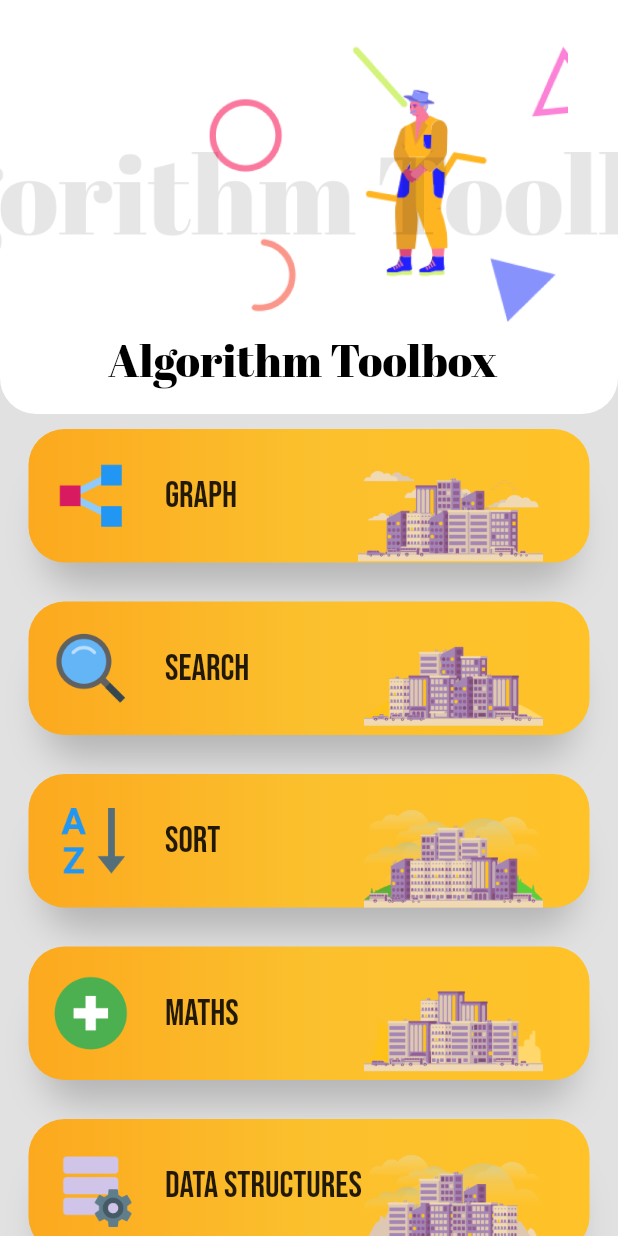
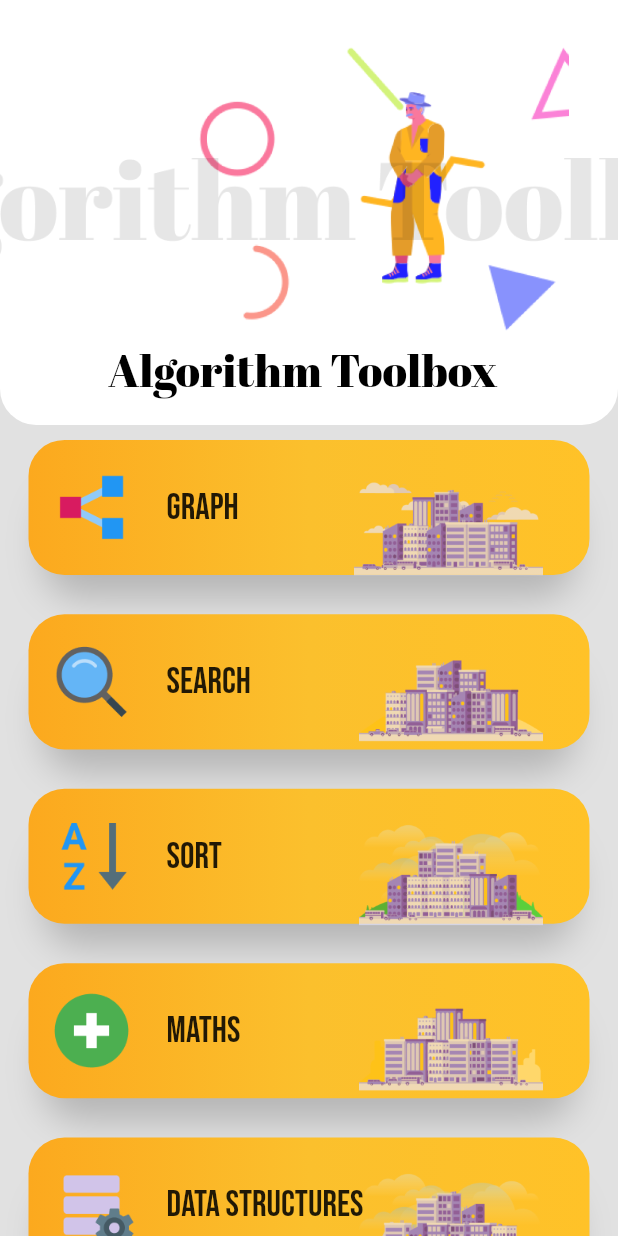
Before and after one commit to Hash-Studios/algoking, a Flutter app: the screen it shows after launch, on a phone screen of 412 x 824 dp. Run offline on Flutter 3.47's test engine with Material 2 defaults, Android fonts, the phone set to English and light mode, and no system bars; our stand-ins replace backdrop, flutter_screenutil, google_fonts.

Commit message:
fixed main ui scaling, added title text in code screen

```diff
--- a/app/lib/main.dart
+++ b/app/lib/main.dart
@@ -1,11 +1,22 @@
 import 'package:flutter/material.dart';
 import 'package:flutter/services.dart';
 import 'package:google_fonts/google_fonts.dart';
-
+import 'package:flutter_screenutil/flutter_screenutil.dart';
 import 'screens/code.dart';
 
 void main() {
-  runApp(MyApp());
+  runApp(Home());
+}
+
+class Home extends StatelessWidget {
+  @override
+  Widget build(BuildContext context) {
+    return MaterialApp(
+        debugShowCheckedModeBanner: false,
+        theme: ThemeData(primarySwatch: Colors.grey),
+        color: Colors.grey,
+        home: MyApp());
+  }
 }
 
 class MyApp extends StatefulWidget {
@@ -131,12 +142,9 @@ class _MyAppState extends State<MyApp> {
 
   @override
   Widget build(BuildContext context) {
+    ScreenUtil.init(context, height: 1440, width: 720, allowFontScaling: true);
     numbers.shuffle();
-    return MaterialApp(
-      debugShowCheckedModeBanner: false,
-      theme: ThemeData(primarySwatch: Colors.grey),
-      color: Colors.grey,
-      home: Scaffold(
+    return Scaffold(
       backgroundColor: Colors.grey[300],
       body: Container(
         color: Color(0xFF3F5F9),
@@ -154,7 +162,7 @@ class _MyAppState extends State<MyApp> {
               pinned: this._pinned,
               snap: this._snap,
               floating: this._floating,
-                expandedHeight: 276.0,
+              expandedHeight: 495.0.h,
               centerTitle: true,
               flexibleSpace: FlexibleSpaceBar(
                 title: Text("Algorithm Toolbox",
@@ -173,7 +181,7 @@ class _MyAppState extends State<MyApp> {
                             // Expanded(
                             //   child:
                             SizedBox(
-                                width: 40,
+                              width: 60.w,
                             ),
                             Image.asset(
                               "assets/images/appbar.png",
@@ -228,12 +236,11 @@ class _MyAppState extends State<MyApp> {
                                   vertical: 17, horizontal: 14.0),
                               child: Image.asset(
                                 leadingIcons[index],
-                                  height: 55,
+                                height: 98.h,
                               ),
                             ),
                             Padding(
-                                padding:
-                                    const EdgeInsets.fromLTRB(8.0, 0, 0, 0),
+                              padding: const EdgeInsets.fromLTRB(8.0, 0, 0, 0),
                               child: Text(
                                 listText[index],
                                 style: GoogleFonts.bebasNeue(fontSize: 24),
@@ -253,7 +260,7 @@ class _MyAppState extends State<MyApp> {
                                 trailingIcons[index],
                                 // color: Color(0xFFFBC02D),
                                 // colorBlendMode: BlendMode.overlay,
-                                  height: 95,
+                                height: 170.h,
                               ),
                             ),
                           ),
@@ -264,11 +271,11 @@ class _MyAppState extends State<MyApp> {
                         child: ClipRRect(
                           borderRadius: BorderRadius.circular(24),
                           child: MaterialButton(
-                              child: SizedBox(height: 90, width: 500),
+                            child: SizedBox(height: 161.h, width: 600.w),
                             onPressed: () {
                               HapticFeedback.vibrate();
                               changeIsOpen(index);
-                                print(isOpen);
+                              // print(isOpen);
                             },
                           ),
                         ),
@@ -277,23 +284,21 @@ class _MyAppState extends State<MyApp> {
                   ),
                   isOpen[index]
                       ? SizedBox(
-                            height: 210,
+                          height: 377.h,
                           child: ListView.builder(
                               scrollDirection: Axis.horizontal,
                               itemCount: database[listText[index]].length,
-                                itemBuilder:
-                                    (BuildContext context, int index2) {
+                              itemBuilder: (BuildContext context, int index2) {
                                 return Stack(
                                   children: [
                                     Card(
                                       elevation: 0,
-                                        margin:
-                                            EdgeInsets.fromLTRB(19, 10, 0, 6),
+                                      margin: EdgeInsets.fromLTRB(19, 10, 0, 6),
                                       shape: RoundedRectangleBorder(
                                           borderRadius:
                                               BorderRadius.circular(24)),
                                       child: Container(
-                                          width: 160,
+                                        width: 290.w,
                                         child: Column(
                                           mainAxisAlignment:
                                               MainAxisAlignment.center,
@@ -305,7 +310,7 @@ class _MyAppState extends State<MyApp> {
                                                       horizontal: 14.0),
                                               child: Image.asset(
                                                 "assets/images/Big Shoes Happy Costumer-${numbers[index2]}.png",
-                                                  height: 75,
+                                                height: 134.h,
                                               ),
                                             ),
                                             Padding(
@@ -318,8 +323,7 @@ class _MyAppState extends State<MyApp> {
                                                     .toString()
                                                     .replaceAll("_", " "),
                                                 textAlign: TextAlign.center,
-                                                  style:
-                                                      GoogleFonts.abrilFatface(
+                                                style: GoogleFonts.abrilFatface(
                                                     fontSize: 20),
                                               ),
                                             ),
@@ -331,13 +335,20 @@ class _MyAppState extends State<MyApp> {
                                       padding: const EdgeInsets.fromLTRB(
                                           19, 10, 19, 6),
                                       child: ClipRRect(
-                                          borderRadius:
-                                              BorderRadius.circular(24),
+                                        borderRadius: BorderRadius.circular(24),
                                         child: MaterialButton(
-                                            child: SizedBox(
-                                                height: 200, width: 128),
+                                          child:
+                                              SizedBox(height: 359.h, width: 232.w),
                                           onPressed: () {
                                             HapticFeedback.vibrate();
+                                            Navigator.push(context,
+                                                MaterialPageRoute(
+                                                    builder: (context) {
+                                              return CodeBD(
+                                                  database[listText[index]]
+                                                          [index2]
+                                                      .toString());
+                                            }));
                                           },
                                         ),
                                       ),
@@ -346,7 +357,7 @@ class _MyAppState extends State<MyApp> {
                                 );
                               }),
                         )
-                        : SizedBox(height: 1)
+                      : Container()
                 ],
               );
             }))
@@ -377,7 +388,6 @@ class _MyAppState extends State<MyApp> {
           ],
         ),
       ),
-      ),
     );
   }
 }
--- a/app/lib/screens/code.dart
+++ b/app/lib/screens/code.dart
@@ -4,7 +4,8 @@ import 'package:google_fonts/google_fonts.dart';
 import 'package:flutter_screenutil/flutter_screenutil.dart';
 
 class CodeBD extends StatefulWidget {
-  CodeBD({Key key}) : super(key: key);
+  String title;
+  CodeBD(this.title, {Key key}) : super(key: key);
 
   @override
   _CodeBDState createState() => _CodeBDState();
@@ -23,7 +24,7 @@ class _CodeBDState extends State<CodeBD> {
       ],
       headerHeight: 100.h,
       iconPosition: BackdropIconPosition.none,
-      title: Text("Binary Search"),
+      title: Text(widget.title.replaceAll("_", " ")),
       backLayer: Center(
         child: Text("Back Layer"),
       ),
```
Also changed, not shown: app/pubspec.lock. Lines whose indentation alone changed are shown as unchanged.
